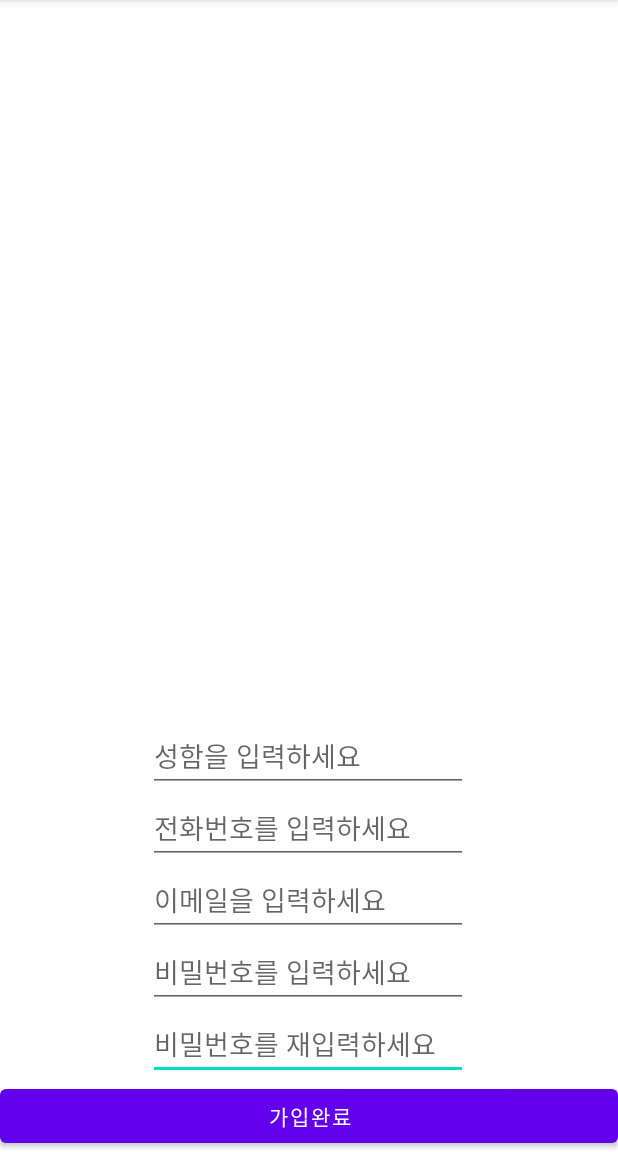
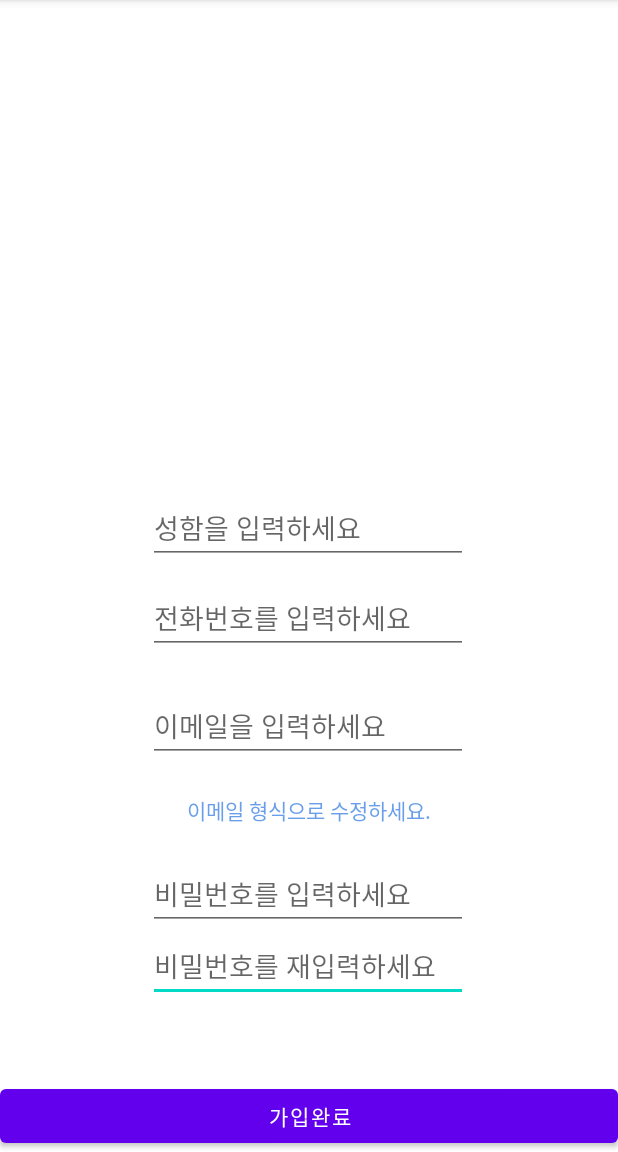
Before and after one commit to Hyeon0706/GotoJeju, an Android app: the RegisterActivity screen opened directly, with no data from a screen before it, after a tap on "가입완료", on a phone screen of 412 x 824 dp, the part 84-1236 px from its top. Run offline under Robolectric (Android 15) with nearby library versions, the phone set to English and light mode, and no system bars; our stand-ins replace Firebase (no records; nobody signed in at launch, a user with empty details on screens opened directly).

Commit message:
Merge remote-tracking branch 'origin/master'
# Conflicts:
#	.idea/deploymentTargetDropDown.xml
로그인 기능 회원가입 기능으로 시작
회원가입 기능에 사용자 정보 추가
경고창추가
1.여러 예외처리 메시지 출력
비밀번호 찾기 수정

```diff
--- a/app/src/main/java/com/example/myapplication/RegisterActivity.java
+++ b/app/src/main/java/com/example/myapplication/RegisterActivity.java
@@ -4,6 +4,7 @@ import android.os.Bundle;
 import android.view.View;
 import android.widget.Button;
 import android.widget.EditText;
+import android.widget.TextView;
 import android.widget.Toast;
 
 import androidx.annotation.NonNull;
@@ -75,13 +76,26 @@ public class RegisterActivity extends AppCompatActivity {
                                 finish();
                             }else if(!(strEmail.contains("@")&&strEmail.contains("."))){
                             Toast.makeText(RegisterActivity.this, "이메일 형식으로 수정하세요.", Toast.LENGTH_SHORT).show();
-                        }else if (!(strPwd.equals(strPwd2))) {
+                                TextView emailText =findViewById(R.id.et_emailtext);
+                                emailText.setTextColor(0xAA1e6de0);//파랑색
+                                emailText.setText("이메일 형식으로 수정하세요.");
+                            }else if (!(strPwd.equals(strPwd2))) {
                             Toast.makeText(RegisterActivity.this, "비밀번호가 일치 하지 않습니다.", Toast.LENGTH_SHORT).show();
-                        } else if(strPwd.length()<7){
+                            TextView pwdText=findViewById(R.id.et_pwdcheck);
+                            pwdText.setTextColor(0xAA1e6de0);//파랑색
+                            pwdText.setText("비밀번호가 일치 하지 않습니다.");
+
+                            } else if(strPwd.length()<7){
                             Toast.makeText(RegisterActivity.this, "비밀번호 길이가 7보다 작습니다.", Toast.LENGTH_SHORT).show();
+                                TextView pwdText=findViewById(R.id.et_pwdcheck);
+                                pwdText.setTextColor(0xAAef484a);//빨강색
+                                pwdText.setText("비밀번호 길이가 7보다 작습니다.");
+
                         }else {
                                 Toast.makeText(RegisterActivity.this, "이미 있는 이메일입니다.", Toast.LENGTH_SHORT).show();
-
+                                TextView emailText =findViewById(R.id.et_emailtext);
+                                emailText.setTextColor(0xAAef484a);//빨강색
+                                emailText.setText("이미 있는 이메일입니다.");
                             }
                         }
 
--- a/app/src/main/res/layout/activity_register.xml
+++ b/app/src/main/res/layout/activity_register.xml
@@ -10,42 +10,15 @@
         android:id="@+id/et_pwd2"
         android:layout_width="wrap_content"
         android:layout_height="wrap_content"
+        android:layout_marginBottom="52dp"
+
         android:ems="10"
-
         android:hint="비밀번호를 재입력하세요"
         android:inputType="textPassword"
         app:layout_constraintBottom_toTopOf="@+id/btn_register"
         app:layout_constraintEnd_toEndOf="parent"
         app:layout_constraintHorizontal_bias="0.497"
         app:layout_constraintStart_toStartOf="parent" />
-
-    <EditText
-        android:id="@+id/et_name"
-        android:layout_width="wrap_content"
-        android:layout_height="wrap_content"
-
-        android:ems="10"
-        android:hint="성함을 입력하세요"
-        android:inputType="textEmailAddress"
-        app:layout_constraintBottom_toTopOf="@+id/et_phoneNum"
-        app:layout_constraintEnd_toEndOf="parent"
-        app:layout_constraintHorizontal_bias="0.497"
-        app:layout_constraintStart_toStartOf="parent"
-        tools:ignore="MissingConstraints" />
-
-    <EditText
-        android:id="@+id/et_phoneNum"
-        android:layout_width="wrap_content"
-        android:layout_height="wrap_content"
-
-        android:ems="10"
-        android:hint="전화번호를 입력하세요"
-        android:inputType="textEmailAddress"
-        app:layout_constraintBottom_toTopOf="@+id/et_email"
-        app:layout_constraintEnd_toEndOf="parent"
-        app:layout_constraintHorizontal_bias="0.497"
-        app:layout_constraintStart_toStartOf="parent"
-        tools:ignore="MissingConstraints" />
 
     <EditText
         android:id="@+id/et_pwd"
@@ -65,10 +38,41 @@
         android:layout_width="wrap_content"
         android:layout_height="wrap_content"
 
+        android:layout_marginBottom="64dp"
         android:ems="10"
         android:hint="이메일을 입력하세요"
         android:inputType="textEmailAddress"
         app:layout_constraintBottom_toTopOf="@+id/et_pwd"
+        app:layout_constraintEnd_toEndOf="parent"
+        app:layout_constraintHorizontal_bias="0.497"
+        app:layout_constraintStart_toStartOf="parent"
+        tools:ignore="MissingConstraints" />
+
+    <EditText
+        android:id="@+id/et_name"
+        android:layout_width="wrap_content"
+        android:layout_height="wrap_content"
+
+        android:layout_marginBottom="12dp"
+        android:ems="10"
+        android:hint="성함을 입력하세요"
+        android:inputType="textEmailAddress"
+        app:layout_constraintBottom_toTopOf="@+id/et_phoneNum"
+        app:layout_constraintEnd_toEndOf="parent"
+        app:layout_constraintHorizontal_bias="0.497"
+        app:layout_constraintStart_toStartOf="parent"
+        tools:ignore="MissingConstraints" />
+
+    <EditText
+        android:id="@+id/et_phoneNum"
+        android:layout_width="wrap_content"
+        android:layout_height="wrap_content"
+
+        android:layout_marginBottom="24dp"
+        android:ems="10"
+        android:hint="전화번호를 입력하세요"
+        android:inputType="textEmailAddress"
+        app:layout_constraintBottom_toTopOf="@+id/et_email"
         app:layout_constraintEnd_toEndOf="parent"
         app:layout_constraintHorizontal_bias="0.497"
         app:layout_constraintStart_toStartOf="parent"
@@ -83,4 +87,26 @@
         app:layout_constraintEnd_toEndOf="parent"
         app:layout_constraintStart_toStartOf="parent" />
 
+    <TextView
+        android:id="@+id/et_emailtext"
+        android:layout_width="wrap_content"
+        android:layout_height="wrap_content"
+
+        app:layout_constraintBottom_toTopOf="@+id/et_pwd"
+        app:layout_constraintEnd_toEndOf="parent"
+        app:layout_constraintStart_toStartOf="parent"
+        app:layout_constraintTop_toBottomOf="@+id/et_email" />
+
+    <TextView
+        android:id="@+id/et_pwdcheck"
+        android:layout_width="wrap_content"
+        android:layout_height="wrap_content"
+        android:ems="10"
+
+
+        app:layout_constraintBottom_toTopOf="@+id/btn_register"
+        app:layout_constraintEnd_toEndOf="parent"
+        app:layout_constraintStart_toStartOf="parent"
+        app:layout_constraintTop_toBottomOf="@+id/et_pwd2" />
+
 </androidx.constraintlayout.widget.ConstraintLayout>
```
